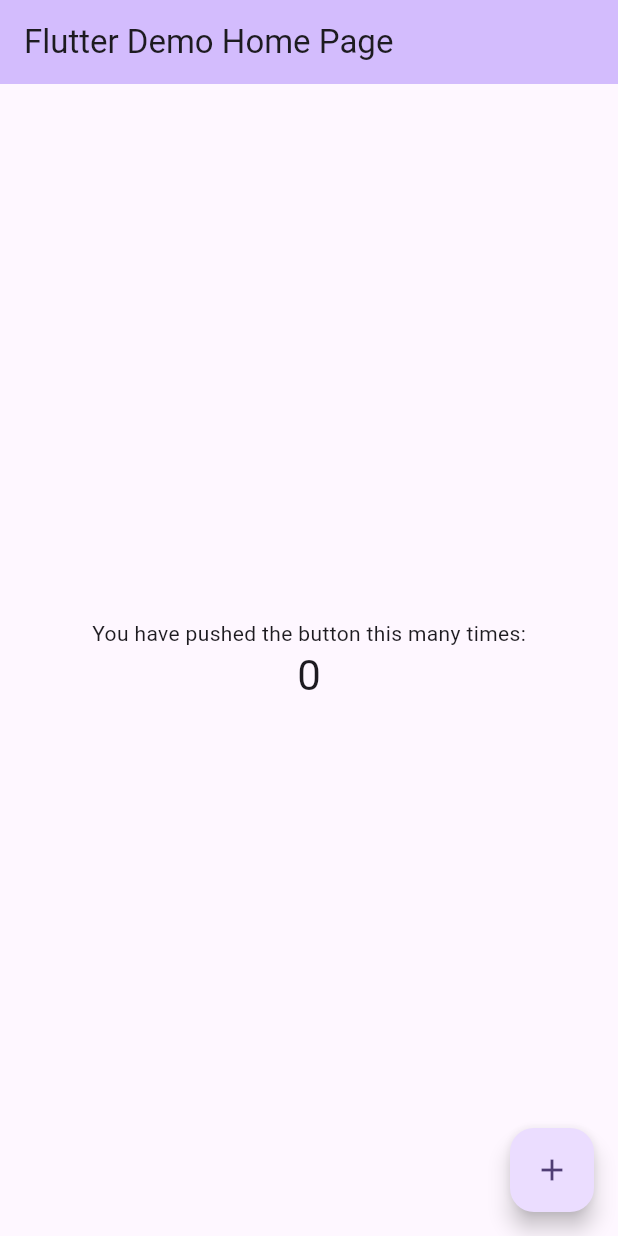
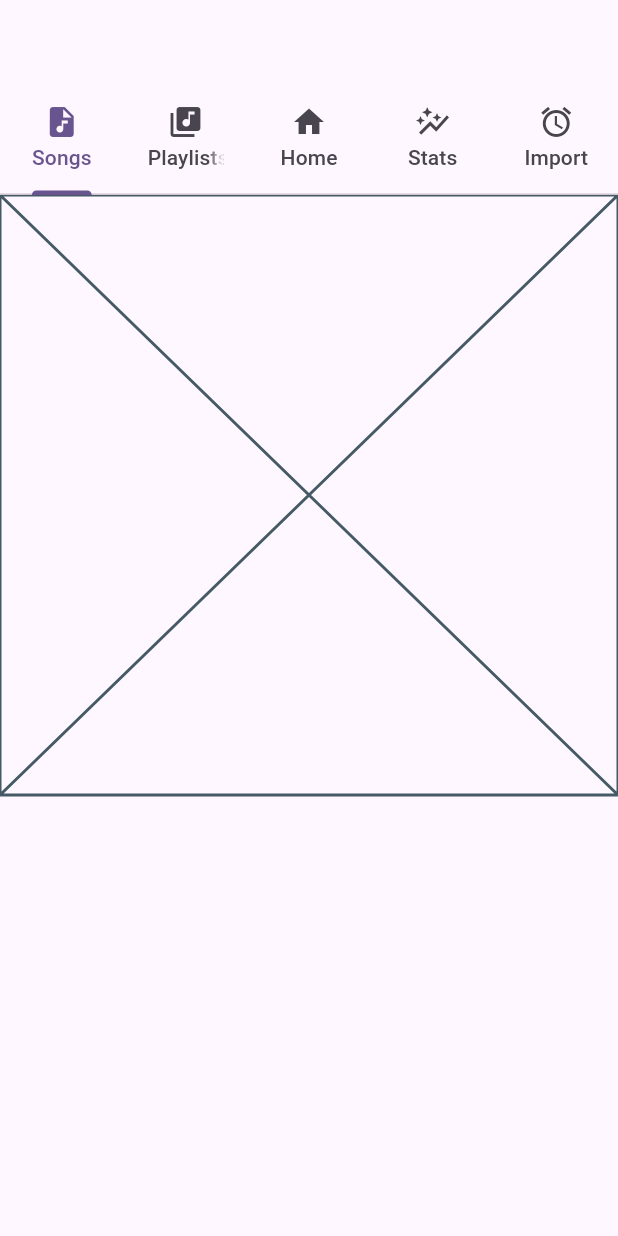
Before and after one commit to jamiejdr-solent/SolentHackathon2025_feb, a Flutter app: the screen it shows after launch, on a phone screen of 412 x 824 dp. Run offline on Flutter 3.47's test engine with Material 3 defaults, Android fonts, the phone set to English and light mode, and no system bars.

Commit message:
basic ui

```diff
--- a/music_player_solent_hackathon/lib/home.dart
+++ b/music_player_solent_hackathon/lib/home.dart
@@ -1,7 +1,7 @@
 import 'package:flutter/material.dart';
 
 class MyHomePage extends StatefulWidget {
-  const MyHomePage({super.key, required this.title});
+  const MyHomePage({super.key});
 
   // This widget is the home page of your application. It is stateful, meaning
   // that it has a State object (defined below) that contains fields that affect
@@ -12,78 +12,44 @@ class MyHomePage extends StatefulWidget {
   // used by the build method of the State. Fields in a Widget subclass are
   // always marked "final".
 
-  final String title;
-
   @override
   State<MyHomePage> createState() => _MyHomePageState();
 }
 
 class _MyHomePageState extends State<MyHomePage> {
-  int _counter = 0;
-
-  void _incrementCounter() {
-    setState(() {
-      // This call to setState tells the Flutter framework that something has
-      // changed in this State, which causes it to rerun the build method below
-      // so that the display can reflect the updated values. If we changed
-      // _counter without calling setState(), then the build method would not be
-      // called again, and so nothing would appear to happen.
-      _counter++;
-    });
-  }
-
   @override
   Widget build(BuildContext context) {
-    // This method is rerun every time setState is called, for instance as done
-    // by the _incrementCounter method above.
-    //
-    // The Flutter framework has been optimized to make rerunning build methods
-    // fast, so that you can just rebuild anything that needs updating rather
-    // than having to individually change instances of widgets.
-    return Scaffold(
+    return DefaultTabController(
+        length: 5,
+        child: Scaffold(
           appBar: AppBar(
-        // TRY THIS: Try changing the color here to a specific color (to
-        // Colors.amber, perhaps?) and trigger a hot reload to see the AppBar
-        // change color while the other colors stay the same.
-        backgroundColor: Theme.of(context).colorScheme.inversePrimary,
-        // Here we take the value from the MyHomePage object that was created by
-        // the App.build method, and use it to set our appbar title.
-        title: Text(widget.title),
+            automaticallyImplyLeading: false,
+            bottom: const TabBar(tabs: [
+              Tab(
+                icon: Icon(Icons.audio_file),
+                text: "Songs",
               ),
-      body: Center(
-        // Center is a layout widget. It takes a single child and positions it
-        // in the middle of the parent.
-        child: Column(
-          // Column is also a layout widget. It takes a list of children and
-          // arranges them vertically. By default, it sizes itself to fit its
-          // children horizontally, and tries to be as tall as its parent.
-          //
-          // Column has various properties to control how it sizes itself and
-          // how it positions its children. Here we use mainAxisAlignment to
-          // center the children vertically; the main axis here is the vertical
-          // axis because Columns are vertical (the cross axis would be
-          // horizontal).
-          //
-          // TRY THIS: Invoke "debug painting" (choose the "Toggle Debug Paint"
-          // action in the IDE, or press "p" in the console), to see the
-          // wireframe for each widget.
-          mainAxisAlignment: MainAxisAlignment.center,
-          children: <Widget>[
-            const Text(
-              'You have pushed the button this many times:',
+              Tab(
+                icon: Icon(Icons.library_music),
+                text: "Playlists",
               ),
-            Text(
-              '$_counter',
-              style: Theme.of(context).textTheme.headlineMedium,
+              Tab(
+                icon: Icon(Icons.home),
+                text: "Home",
               ),
-          ],
+              Tab(
+                icon: Icon(Icons.auto_graph),
+                text: "Stats",
               ),
+              Tab(
+                icon: Icon(Icons.access_alarm),
+                text: "Import",
               ),
-      floatingActionButton: FloatingActionButton(
-        onPressed: _incrementCounter,
-        tooltip: 'Increment',
-        child: const Icon(Icons.add),
-      ), // This trailing comma makes auto-formatting nicer for build methods.
-    );
+            ]),
+          ),
+          body: ListView(
+            children: [Placeholder()],
+          ),
+        ));
   }
 }
--- a/music_player_solent_hackathon/lib/main.dart
+++ b/music_player_solent_hackathon/lib/main.dart
@@ -33,7 +33,7 @@
         colorScheme: ColorScheme.fromSeed(seedColor: Colors.deepPurple),
         useMaterial3: true,
       ),
-      home: const MyHomePage(title: 'Flutter Demo Home Page'),
+      home: const MyHomePage(),
     );
   }
 }
```
Lines whose indentation alone changed are shown as unchanged.
